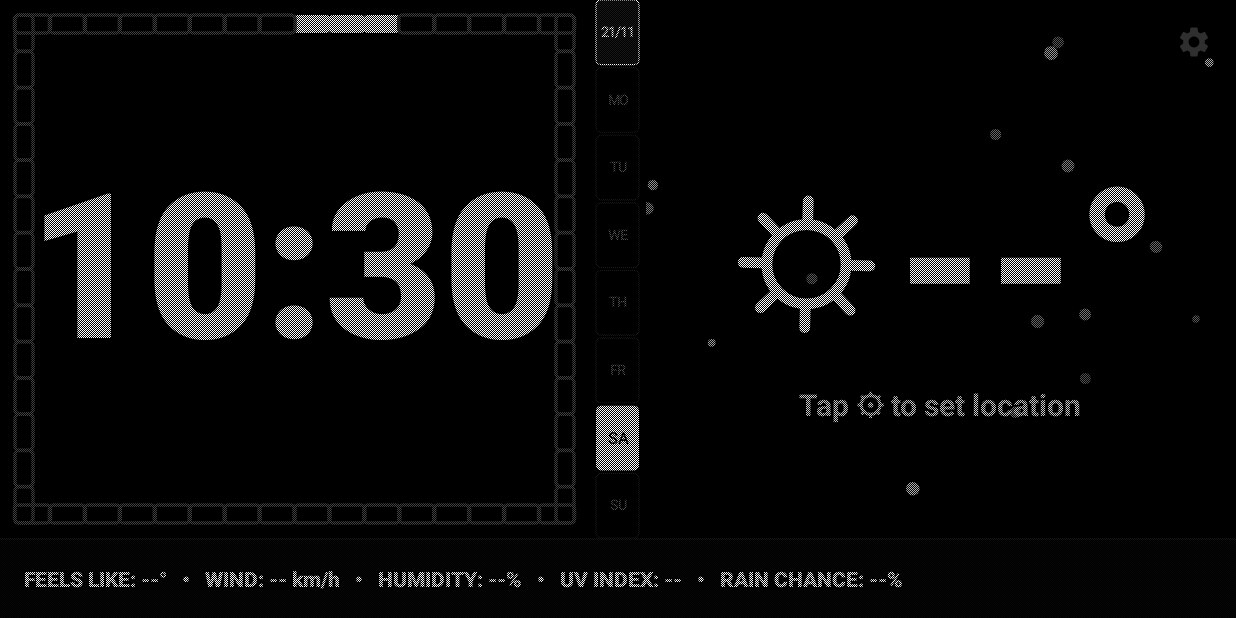
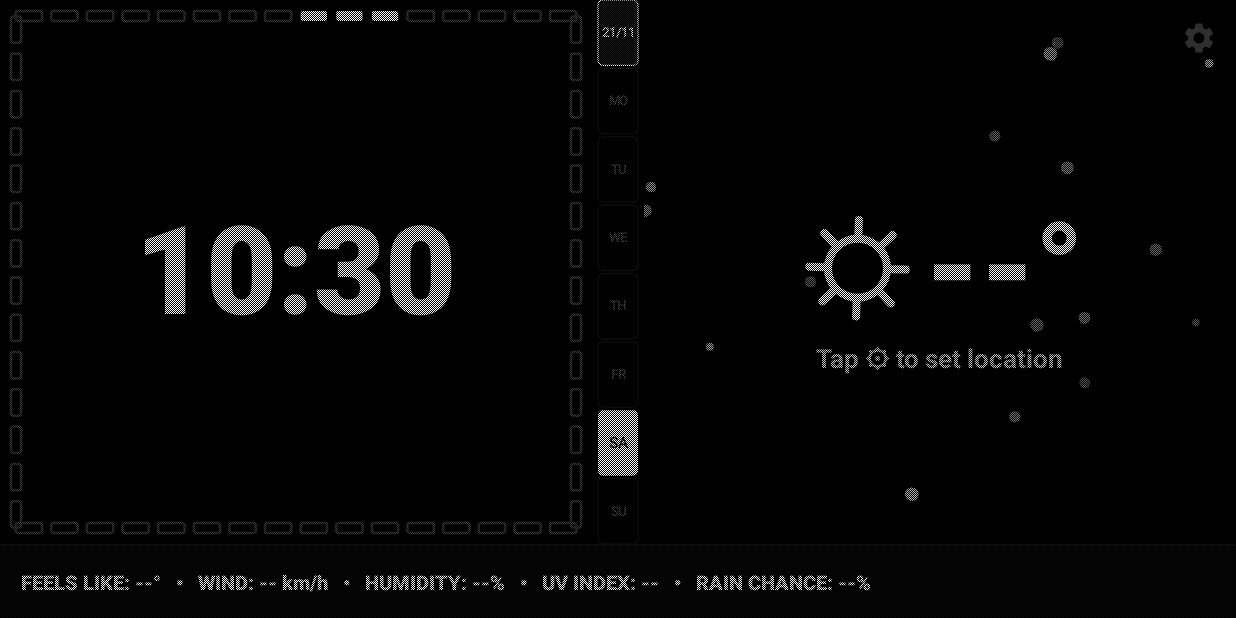
Before and after one commit to Hamza-Houaoui/HUB, an Android app: the first screen one second after launch (MainActivity), on a phone screen of 824 x 412 dp (held sideways). Run offline under Robolectric (Android 15) with nearby library versions, the phone set to English and light mode, and no system bars.

Commit message:
fix: adjust clock/weather sizing & dynamic responsive layout for Galaxy J5 5-inch 720p screen

```diff
--- a/app/src/main/java/com/hub/display/SecondsDialView.kt
+++ b/app/src/main/java/com/hub/display/SecondsDialView.kt
@@ -9,14 +9,10 @@ import android.util.AttributeSet
 import android.view.View
 
 /**
- * 60 Extra Large Precision Blocks encircling the clock:
- * - Huge & Super Visible from far away:
- *   - Length: 36dp
- *   - Thickness: 18dp
- *   - Stroke width: 3.5dp
- * - Start at exact Top-Center (12 o'clock, tick index 0)
- * - INACTIVE: Bold hollow outline rectangle with rounded corners
- * - ACTIVE: Solid luminous filled rectangle
+ * 60 Precision Segment Blocks encircling the clock:
+ * Dynamically scales its dimensions to fit any screen size (from 5.0" Galaxy J5 to large A21s):
+ * - Margin & dimensions computed from width & height.
+ * - Single-line text safe area inside.
  */
 class SecondsDialView @JvmOverloads constructor(
     context: Context,
@@ -34,7 +30,7 @@ class SecondsDialView @JvmOverloads constructor(
 
     private val strokePaint = Paint(Paint.ANTI_ALIAS_FLAG).apply {
         style = Paint.Style.STROKE
-        strokeWidth = 3.5f
+        strokeWidth = 2.5f
     }
 
     fun setSecond(second: Int) {
@@ -56,16 +52,16 @@ class SecondsDialView @JvmOverloads constructor(
         val h = height.toFloat()
         if (w == 0f || h == 0f) return
 
-        val margin = 12f
+        val margin = 8f
         val left = margin
         val top = margin
         val right = w - margin
         val bottom = h - margin
 
-        // Extra large dimensions
-        val segLength = 36f
-        val segThick = 18f
-        val corner = 4f
+        // Dynamic responsive segment size based on canvas width
+        val segLength = (w / 16f) * 0.72f
+        val segThick = 10f
+        val corner = 2.5f
 
         fillPaint.color = activeColor
         strokePaint.color = inactiveOutlineColor
--- a/app/src/main/res/layout/activity_main.xml
+++ b/app/src/main/res/layout/activity_main.xml
@@ -19,25 +19,26 @@
             android:orientation="horizontal"
             android:baselineAligned="false">
 
-            <!-- ─── Left: Rectangular Cadre 60 Huge Precision Blocks + Huge Clock ─── -->
+            <!-- ─── Left: Rectangular Cadre 60 Precision Blocks + Auto-fitting Clock ─── -->
             <FrameLayout
                 android:layout_width="0dp"
                 android:layout_height="match_parent"
                 android:layout_weight="1"
                 android:padding="2dp">
 
-                <!-- 60 Extra Large Hollow/Filled Precision Blocks -->
+                <!-- 60 Responsive Precision Blocks -->
                 <com.hub.display.SecondsDialView
                     android:id="@+id/secondsDialView"
                     android:layout_width="match_parent"
                     android:layout_height="match_parent" />
 
-                <!-- Center Clock Text -->
+                <!-- Center Clock Text: Single line guaranteed with auto-sizing! -->
                 <LinearLayout
-                    android:layout_width="wrap_content"
-                    android:layout_height="wrap_content"
-                    android:layout_gravity="center"
+                    android:layout_width="match_parent"
+                    android:layout_height="match_parent"
                     android:gravity="center"
+                    android:paddingStart="22dp"
+                    android:paddingEnd="22dp"
                     android:orientation="vertical">
 
                     <TextView
@@ -46,7 +47,10 @@
                         android:layout_height="wrap_content"
                         android:text="00:00"
                         android:textColor="#FFFFFF"
-                        android:textSize="135sp"
+                        android:textSize="82sp"
+                        android:maxLines="1"
+                        android:singleLine="true"
+                        android:ellipsize="none"
                         android:textStyle="bold"
                         android:fontFamily="sans-serif-medium"
                         android:includeFontPadding="false" />
@@ -56,12 +60,12 @@
             <!-- ─── Center: Slim Seamless Edge-to-Edge 8-Box Calendar Strip ─── -->
             <com.hub.display.CalendarBarView
                 android:id="@+id/calendarBarView"
-                android:layout_width="34dp"
+                android:layout_width="32dp"
                 android:layout_height="match_parent"
-                android:layout_marginStart="2dp"
-                android:layout_marginEnd="2dp" />
+                android:layout_marginStart="1dp"
+                android:layout_marginEnd="1dp" />
 
-            <!-- ─── Right: Weather Particles + Animated Icon + Huge Temp + Min/Max ─── -->
+            <!-- ─── Right: Weather Particles + Animated Icon + Auto-fitting Temp + Min/Max ─── -->
             <FrameLayout
                 android:layout_width="0dp"
                 android:layout_height="match_parent"
@@ -80,7 +84,7 @@
                     android:layout_gravity="center"
                     android:gravity="center"
                     android:orientation="vertical"
-                    android:padding="4dp">
+                    android:padding="2dp">
 
                     <!-- Min & Max Temperature Tag right above temperature -->
                     <LinearLayout
@@ -96,11 +100,11 @@
                             android:text="▼ 9°   ▲ 16°"
                             android:textColor="#AAAAAA"
                             android:textStyle="bold"
-                            android:textSize="16sp"
+                            android:textSize="14sp"
                             android:fontFamily="sans-serif-medium" />
                     </LinearLayout>
 
-                    <!-- Main Icon + Huge Temperature -->
+                    <!-- Main Icon + Temperature matching Clock height -->
                     <LinearLayout
                         android:layout_width="wrap_content"
                         android:layout_height="wrap_content"
@@ -110,10 +114,10 @@
                         <!-- Custom Vector Animated Weather Icon -->
                         <com.hub.display.AnimatedWeatherIconView
                             android:id="@+id/animatedWeatherIcon"
-                            android:layout_width="110dp"
-                            android:layout_height="110dp" />
+                            android:layout_width="82dp"
+                            android:layout_height="82dp" />
 
-                        <!-- Huge Temperature Matching Clock Size -->
+                        <!-- Temperature Matching Clock Single Line Size -->
                         <TextView
                             android:id="@+id/weatherTemp"
                             android:layout_width="wrap_content"
@@ -121,7 +125,9 @@
                             android:layout_marginStart="4dp"
                             android:text="--°"
                             android:textColor="#FFFFFF"
-                            android:textSize="135sp"
+                            android:textSize="82sp"
+                            android:maxLines="1"
+                            android:singleLine="true"
                             android:textStyle="bold"
                             android:fontFamily="sans-serif-medium"
                             android:includeFontPadding="false" />
@@ -141,32 +147,32 @@
                             android:text=""
                             android:textColor="#CCCCCC"
                             android:textStyle="bold"
-                            android:textSize="20sp" />
+                            android:textSize="17sp" />
 
                         <!-- 10 Droplets Scale for Rain % -->
                         <LinearLayout
                             android:id="@+id/rainDropletsContainer"
                             android:layout_width="wrap_content"
                             android:layout_height="wrap_content"
-                            android:layout_marginStart="14dp"
+                            android:layout_marginStart="10dp"
                             android:gravity="center_vertical"
                             android:orientation="horizontal"
                             android:visibility="gone">
 
                             <com.hub.display.RainChanceDropletsView
                                 android:id="@+id/rainDropletsView"
-                                android:layout_width="85dp"
-                                android:layout_height="18dp" />
+                                android:layout_width="75dp"
+                                android:layout_height="16dp" />
 
                             <TextView
                                 android:id="@+id/currentRainProbText"
                                 android:layout_width="wrap_content"
                                 android:layout_height="wrap_content"
-                                android:layout_marginStart="6dp"
+                                android:layout_marginStart="4dp"
                                 android:text="30%"
                                 android:textColor="#29B6F6"
                                 android:textStyle="bold"
-                                android:textSize="14sp" />
+                                android:textSize="13sp" />
                         </LinearLayout>
 
                     </LinearLayout>
@@ -185,7 +191,7 @@
         <!-- ─── Dynamic Bottom Bar (Alternates every 1 min: 24h Hourly <-> Live News Ticker) ─── -->
         <FrameLayout
             android:layout_width="match_parent"
-            android:layout_height="52dp"
+            android:layout_height="48dp"
             android:background="#070707">
 
             <!-- View 1: 24h Hourly Forecast -->
@@ -202,8 +208,8 @@
                     android:layout_height="match_parent"
                     android:gravity="center_vertical"
                     android:orientation="horizontal"
-                    android:paddingStart="8dp"
-                    android:paddingEnd="8dp" />
+                    android:paddingStart="6dp"
+                    android:paddingEnd="6dp" />
             </HorizontalScrollView>
 
             <!-- View 2: Live Marquee News Ticker Bar (Feels like, Wind, Humidity, UV...) -->
@@ -219,12 +225,12 @@
                     android:layout_width="wrap_content"
                     android:layout_height="match_parent"
                     android:gravity="center_vertical"
-                    android:paddingStart="16dp"
-                    android:paddingEnd="16dp"
+                    android:paddingStart="14dp"
+                    android:paddingEnd="14dp"
                     android:singleLine="true"
                     android:textColor="#FFFFFF"
                     android:textStyle="bold"
-                    android:textSize="14sp"
+                    android:textSize="13sp"
                     android:fontFamily="sans-serif-medium"
                     android:text="FEELS LIKE: --°   •   WIND: -- km/h   •   HUMIDITY: --%   •   UV INDEX: --   •   RAIN CHANCE: --%" />
             </HorizontalScrollView>
@@ -244,10 +250,10 @@
     <!-- ═══ Settings Button ═══ -->
     <ImageButton
         android:id="@+id/settingsBtn"
-        android:layout_width="40dp"
-        android:layout_height="40dp"
+        android:layout_width="38dp"
+        android:layout_height="38dp"
         android:layout_gravity="top|end"
-        android:layout_margin="8dp"
+        android:layout_margin="6dp"
         android:background="?android:attr/selectableItemBackgroundBorderless"
         android:contentDescription="@string/settings"
         android:src="@drawable/ic_settings"
```
